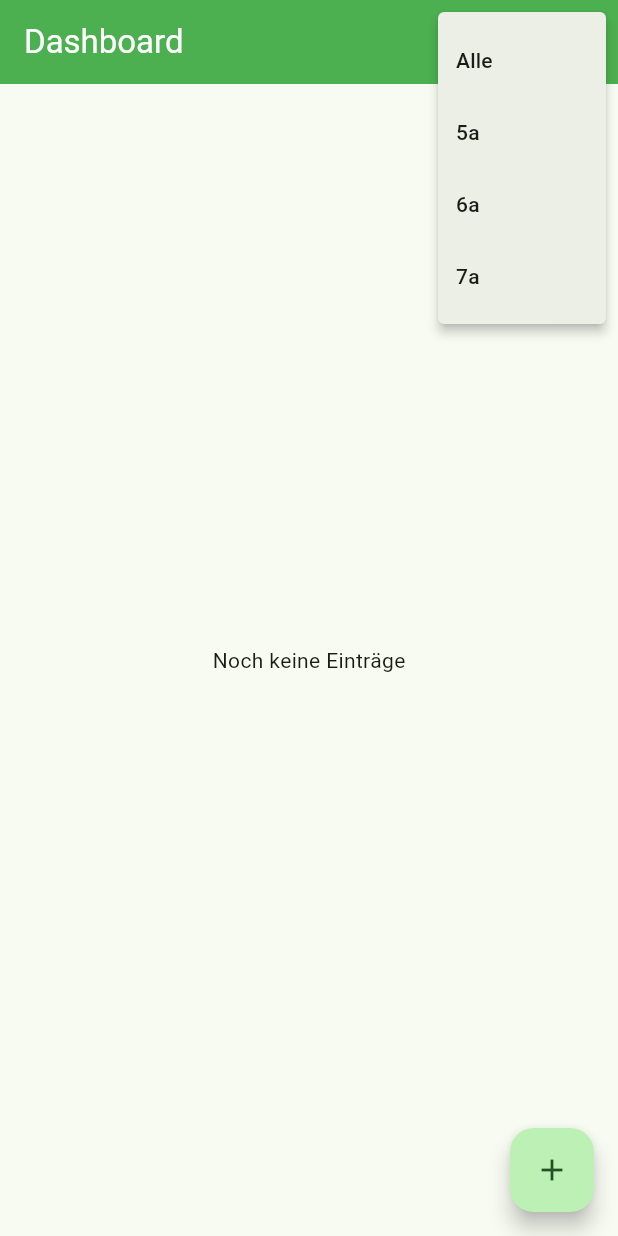
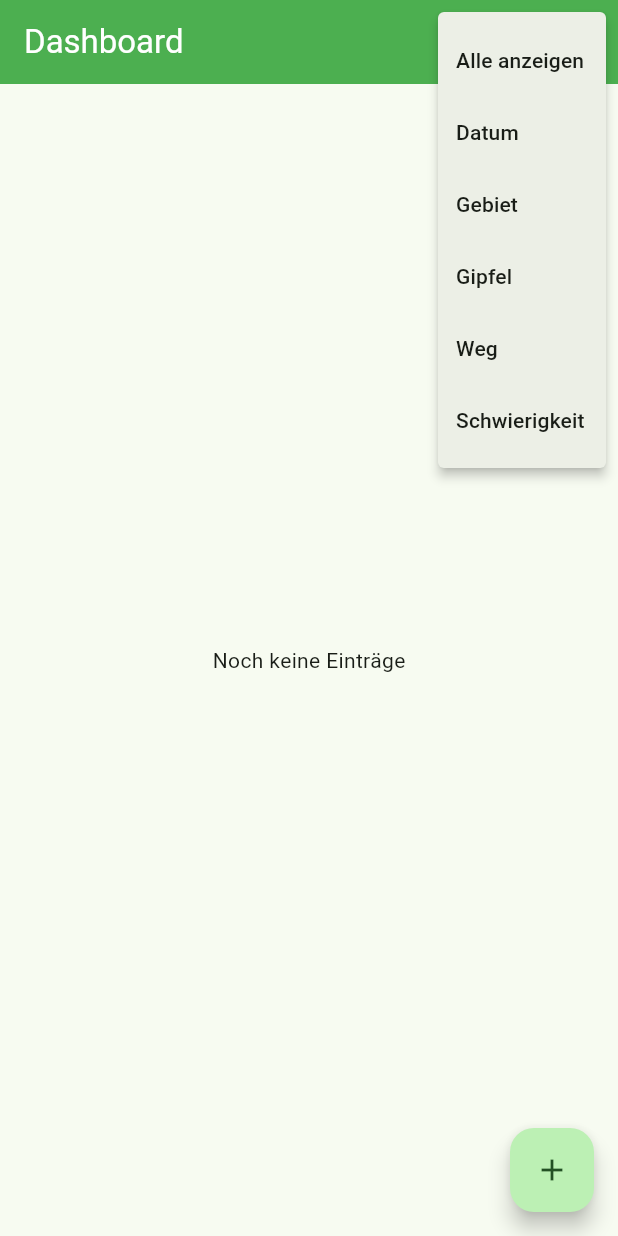
Before and after one commit to NicoleSchulze/Kletterlogbuch, a Flutter app: the screen it shows after launch, after a tap on the "filter list" icon, on a phone screen of 412 x 824 dp. Run offline on Flutter 3.47's test engine with Material 3 defaults, Android fonts, the light colour scheme and no system bars; our stand-ins replace hive, hive_flutter, sqflite; accounts and stored records are empty.

Commit message:
Filterung eingebaut

```diff
--- a/lib/screens/dashboard.dart
+++ b/lib/screens/dashboard.dart
@@ -2,6 +2,7 @@ import 'package:flutter/material.dart';
 import '../models/kletterweg_datenmodell.dart';
 import '../widgets/popup_add_kletterweg.dart';
 import '../database/hive_database_helper.dart';
+import '../widgets/popup_einzel_filter.dart';
 
 /// --- Dashboard (Kletterlogbuch) ---
 // Neues Widget definieren
@@ -15,7 +16,14 @@ class Dashboard extends StatefulWidget {
 
 // Definition State
 class _DashboardState extends State<Dashboard> {
-  String _filter = "Alle";
+  Map<String, dynamic> _filterMap = {
+    "datum": null,
+    "gebiet": null,
+    "gipfel": null,
+    "weg": null,
+    "schwierigkeit": null,
+  };
+
 
   // Map für gruppierte Anzeige nach Datum + Gebiet
   Map<String, Map<String, List<KletterEintrag>>> _eintraegeNachDatumGebietGipfel = {};
@@ -30,30 +38,50 @@ class _DashboardState extends State<Dashboard> {
   Future<void> _loadKletterwege() async {
     final eintraegeListe = HiveDatabaseHelper.queryAllKletterEintraege();
 
-    _eintraegeNachDatumGebietGipfel.clear();
+    // 1️⃣ Gefilterte Liste anhand _filterMap
+    final gefiltert = eintraegeListe.where((e) {
+      bool match = true;
 
-    for (var eintrag in eintraegeListe) {
+      if (_filterMap["datum"] != null && _filterMap["datum"]!.isNotEmpty)
+        match &= e.datum == _filterMap["datum"];
+      if (_filterMap["gebiet"] != null && _filterMap["gebiet"]!.isNotEmpty)
+        match &= e.gebiet == _filterMap["gebiet"];
+      if (_filterMap["gipfel"] != null && _filterMap["gipfel"]!.isNotEmpty)
+        match &= e.gipfel.contains(_filterMap["gipfel"]!);
+      if (_filterMap["weg"] != null && _filterMap["weg"]!.isNotEmpty)
+        match &= e.weg.contains(_filterMap["weg"]!);
+      if (_filterMap["schwierigkeit"] != null && _filterMap["schwierigkeit"]!.isNotEmpty)
+        match &= e.schwierigkeit == _filterMap["schwierigkeit"];
+
+      return match;
+    }).toList();
+
+    // 2️⃣ Map aufbauen für ListView
+    Map<String, Map<String, List<KletterEintrag>>> tempMap = {};
+    for (var eintrag in gefiltert) {
       final keyDatumGebiet = "${eintrag.datum} – ${eintrag.gebiet}";
       final keyGipfel = eintrag.gipfel;
 
-      _eintraegeNachDatumGebietGipfel.putIfAbsent(keyDatumGebiet, () => {});
-      _eintraegeNachDatumGebietGipfel[keyDatumGebiet]!
-          .putIfAbsent(keyGipfel, () => [])
-          .add(eintrag);
+      tempMap.putIfAbsent(keyDatumGebiet, () => {});
+      tempMap[keyDatumGebiet]!.putIfAbsent(keyGipfel, () => []);
+      tempMap[keyDatumGebiet]![keyGipfel]!.add(eintrag);
     }
 
-    // Sortieren nach Datum absteigend (neueste zuerst)
-    final sortedKeys = _eintraegeNachDatumGebietGipfel.keys.toList()
+    // 3️⃣ Sortieren nach Datum absteigend
+    final sortedKeys = tempMap.keys.toList()
       ..sort((a, b) {
         final dateA = DateTime.parse(a.split(' – ')[0].split('.').reversed.join('-'));
         final dateB = DateTime.parse(b.split(' – ')[0].split('.').reversed.join('-'));
-        return dateB.compareTo(dateA); // b.compareTo(a) für absteigend
+        return dateB.compareTo(dateA);
       });
 
-    final sortedMap = { for (var k in sortedKeys) k: _eintraegeNachDatumGebietGipfel[k]! };
-    _eintraegeNachDatumGebietGipfel = sortedMap;
+    final sortedMap = { for (var k in sortedKeys) k: tempMap[k]! };
 
-    setState(() {});
+    // 4️⃣ In setState einfügen, damit UI neu baut
+    setState(() {
+      _eintraegeNachDatumGebietGipfel.clear();
+      _eintraegeNachDatumGebietGipfel.addAll(sortedMap);
+    });
   }
 
   /// Kletterwege hinzufügen
@@ -154,15 +182,36 @@ class _DashboardState extends State<Dashboard> {
         actions: [
           PopupMenuButton<String>(
             icon: const Icon(Icons.filter_list),
-            onSelected: (value) {
-              _filter = value;
-              _loadKletterwege(); // Filter anwenden
+            onSelected: (filterKategorie) {
+              if (filterKategorie == "alle") {
+                // Alle Filter zurücksetzen
+                setState(() {
+                  _filterMap.updateAll((key, value) => null);
+                });
+                _loadKletterwege(); // Einträge neu laden
+              } else {
+                // Dialog für die ausgewählte Kategorie öffnen
+                showDialog(
+                  context: context,
+                  builder: (_) => KletterwegEinzelFilterDialog(
+                    filterKategorie: filterKategorie,
+                    onApply: (filterMap) {
+                      setState(() {
+                        _filterMap = filterMap; // Filtermap übernehmen
+                      });
+                      _loadKletterwege(); // gefilterte Einträge laden
+                    },
+                  ),
+                );
+              }
             },
             itemBuilder: (context) => const [
-              PopupMenuItem(value: "Alle", child: Text("Alle")),
-              PopupMenuItem(value: "5a", child: Text("5a")),
-              PopupMenuItem(value: "6a", child: Text("6a")),
-              PopupMenuItem(value: "7a", child: Text("7a")),
+              PopupMenuItem(value: "alle", child: Text("Alle anzeigen")), // ganz oben
+              PopupMenuItem(value: "datum", child: Text("Datum")),
+              PopupMenuItem(value: "gebiet", child: Text("Gebiet")),
+              PopupMenuItem(value: "gipfel", child: Text("Gipfel")),
+              PopupMenuItem(value: "weg", child: Text("Weg")),
+              PopupMenuItem(value: "schwierigkeit", child: Text("Schwierigkeit")),
             ],
           ),
         ],
--- /dev/null
+++ b/lib/widgets/popup_einzel_filter.dart
@@ -0,0 +1,203 @@
+import 'package:flutter/material.dart';
+
+
+class KletterwegEinzelFilterDialog extends StatefulWidget {
+  final String filterKategorie; // NEU: sagt, welcher Filter geöffnet wird
+  final Function(Map<String, dynamic>) onApply; // Callback für Filter
+
+  const KletterwegEinzelFilterDialog({
+    super.key,
+    required this.filterKategorie,
+    required this.onApply,
+  });
+
+  @override
+  State<KletterwegEinzelFilterDialog> createState() => _KletterwegEinzelFilterDialogState();
+}
+
+class _KletterwegEinzelFilterDialogState extends State<KletterwegEinzelFilterDialog> {
+  String? datum;
+  String? gebiet;
+  String? gipfel;
+  String? weg;
+  String? schwierigkeit;
+
+  final TextEditingController _datumController = TextEditingController();
+
+  // 👇 Fehlertexte für Validierung
+  String? datumError;
+  String? gebietError;
+  String? gipfelError;
+  String? wegError;
+  String? schwierigkeitError;
+
+  final List<String> gebieteListe = [
+    "Erzgebirgsgrenzgebiet", "Bielatal", "Gebiet der Steine", "Wehlen",
+    "Rathen", "Brand", "Schrammsteine", "Affensteine", "Schmilka",
+    "Wildenstein", "Kleiner Zschand", "Großer Zschand", "Hinterhermsdorf"
+  ];
+
+  final List<String> schwierigkeitenListe = [
+    "I", "II", "III", "IV", "V", "VI", "VIIa", "VIIb", "VIIc", "VIIIa",
+    "VIIIb", "VIIIc", "IXa", "IXb", "IXc", "Xa", "Xb", "Xc", "XIa", "XIb", "XIc"
+  ];
+
+
+  // --- pickDate muss hier IN der State-Klasse ---
+  Future<void> pickDate() async {
+    final DateTime? picked = await showDatePicker(
+      context: context,
+      initialDate: DateTime.now(),
+      firstDate: DateTime(2000),
+      lastDate: DateTime(2100),
+    );
+    if (picked != null) {
+      setState(() {
+        datum =
+        "${picked.day.toString().padLeft(2, '0')}.${picked.month
+            .toString()
+            .padLeft(2, '0')}.${picked.year}";
+        _datumController.text = datum!;
+      });
+    }
+  }
+
+  @override
+  Widget build(BuildContext context) {
+    Widget content;
+
+    switch (widget.filterKategorie) {
+      case "datum":
+        content = TextField(
+          controller: _datumController,
+          readOnly: true,
+          decoration: InputDecoration(
+            labelText: "Datum",
+            suffixIcon: const Icon(Icons.calendar_today),
+            errorText: datumError,
+          ),
+            onTap: () async {
+              await pickDate();
+              setState(() {
+                datumError = null; // Fehler entfernen, sobald Datum gewählt
+              });
+            }        );
+        break;
+      case "gebiet":
+        content = DropdownButtonFormField<String>(
+          value: gebiet,
+          decoration: InputDecoration(
+              labelText: "Gebiet",
+              errorText: gebietError,
+          ),
+          items: gebieteListe.map((g) =>
+              DropdownMenuItem(value: g, child: Text(g))).toList(),
+          onChanged: (val) => setState(() {
+            gebiet = val;
+            gebietError = null; // Fehler entfernen
+          }),
+        );
+        break;
+      case "schwierigkeit":
+        content = DropdownButtonFormField<String>(
+          value: schwierigkeit,
+          decoration: InputDecoration(
+              labelText: "Schwierigkeit",
+              errorText: schwierigkeitError
+          ),
+          items: schwierigkeitenListe.map((s) =>
+              DropdownMenuItem(value: s, child: Text(s))).toList(),
+          onChanged: (val) => setState(() {
+            schwierigkeit = val;
+            schwierigkeitError = null; // Fehler entfernen
+          }),        );
+        break;
+      case "gipfel":
+        content = TextField(
+          maxLength: 30,
+          decoration: InputDecoration(
+              labelText: "Gipfel",
+              errorText: gipfelError),
+          onChanged: (val) => setState(() {
+            gipfel = val;
+            gipfelError = val.isEmpty ? "Bitte Gipfel eingeben" : null;
+          }),
+        );
+        break;
+      case "weg":
+        content = TextField(
+          maxLength: 30,
+          decoration: InputDecoration(
+              labelText: "Weg",
+              errorText: wegError),
+          onChanged: (val) => setState(() {
+            weg = val;
+            wegError = val.isEmpty ? "Bitte Weg eingeben" : null;
+          }),
+        );
+        break;
+      default:
+        content = const SizedBox.shrink();
+    }
+
+    return AlertDialog(
+      title: const Text("Filter auswählen"),
+      content: SingleChildScrollView(child: content),
+      actions: [
+        TextButton(
+          onPressed: () => Navigator.pop(context),
+          child: const Text("Abbrechen"),
+        ),
+        ElevatedButton(
+          onPressed: () {
+            setState(() {
+              // Erst alle Fehler zurücksetzen
+              datumError = gebietError = gipfelError = wegError = schwierigkeitError = null;
+
+              switch (widget.filterKategorie) {
+                case "datum":
+                  if (datum == null || datum!.isEmpty) datumError = "Bitte Datum auswählen";
+                  break;
+                case "gebiet":
+                  if (gebiet == null || gebiet!.isEmpty) gebietError = "Bitte Gebiet auswählen";
+                  break;
+                case "gipfel":
+                  if (gipfel == null || gipfel!.isEmpty) gipfelError = "Bitte Gipfel eingeben";
+                  break;
+                case "weg":
+                  if (weg == null || weg!.isEmpty) wegError = "Bitte Weg eingeben";
+                  break;
+                case "schwierigkeit":
+                  if (schwierigkeit == null || schwierigkeit!.isEmpty || schwierigkeit == "Alle") {
+                    schwierigkeitError = "Bitte Schwierigkeit auswählen";
+                  }
+                  break;
+              }
+            });
+
+            // Wenn es irgendeinen Fehlertext gibt → abbrechen
+            if (datumError != null ||
+                gebietError != null ||
+                gipfelError != null ||
+                wegError != null ||
+                schwierigkeitError != null) {
+              return;
+            }
+
+            // Wenn Eingabe vorhanden → anwenden
+            widget.onApply({
+              "datum": datum,
+              "gebiet": gebiet,
+              "gipfel": gipfel,
+              "weg": weg,
+              "schwierigkeit": schwierigkeit,
+            });
+
+            Navigator.pop(context);
+          },
+          child: const Text("Anwenden"),
+        ),
+      ],
+    );
+  }
+}
```
Also changed, not shown: pubspec.lock.
